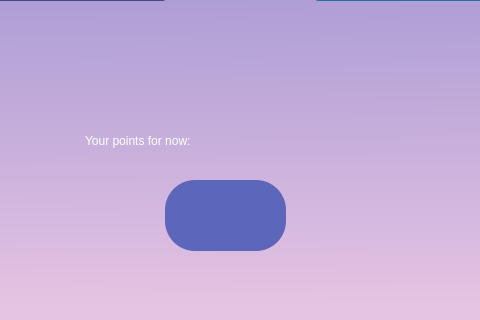
Qt form Skriptovi/Questions.ui (xcWhy/QiuzJob) before a commit; both pictures show x 345 to 825 and y 480 to 800 of the 1200 by 800 pixel window.
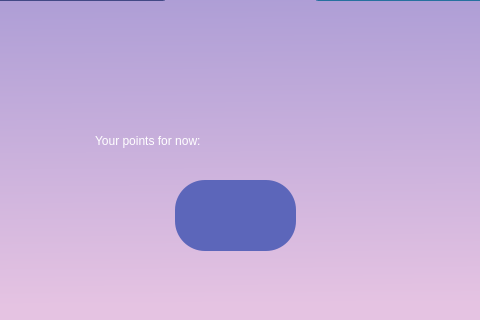
The same form after that commit.

The edit to the form file:
```diff
--- a/Skriptovi/Questions.ui
+++ b/Skriptovi/Questions.ui
@@ -144,7 +144,7 @@
    <widget class="QLabel" name="label_3">
     <property name="geometry">
      <rect>
-      <x>460</x>
+      <x>470</x>
       <y>600</y>
       <width>301</width>
       <height>81</height>
@@ -163,7 +163,7 @@
    <widget class="QLabel" name="points_show">
     <property name="geometry">
      <rect>
-      <x>540</x>
+      <x>550</x>
       <y>680</y>
       <width>121</width>
       <height>71</height>
```
